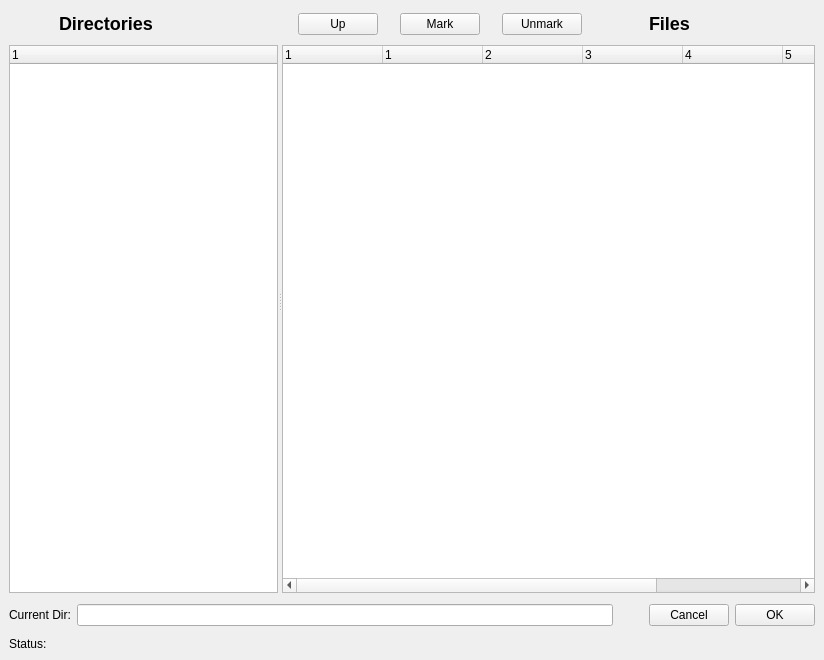
The window that bacula/src/qt-console/restore/restore.ui (rkorzeniewski/bacula) describes before a commit, drawn with Qt 5.
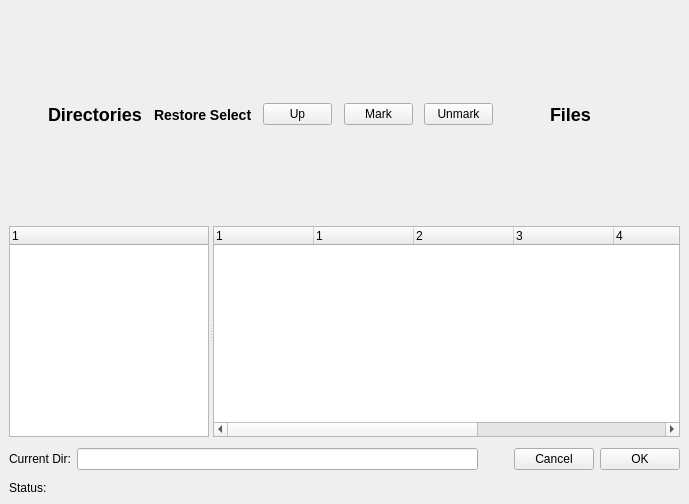
The same window after the commit. Icons and pictures are not drawn.

Commit message: Moved dialogs to be pages on the stack.  label, run and runcmd. All still have buttons and show up in the page selector as a direct descendent of the director widget.

Patch:
```diff
--- a/bacula/src/qt-console/restore/restore.ui
+++ b/bacula/src/qt-console/restore/restore.ui
@@ -5,8 +5,8 @@
    <rect>
     <x>0</x>
     <y>0</y>
-    <width>824</width>
-    <height>660</height>
+    <width>689</width>
+    <height>504</height>
    </rect>
   </property>
   <property name="windowTitle" >
@@ -20,6 +20,388 @@
     <number>6</number>
    </property>
    <item row="1" column="0" >
+    <widget class="QSplitter" name="splitter" >
+     <property name="orientation" >
+      <enum>Qt::Horizontal</enum>
+     </property>
+     <widget class="QTreeWidget" name="directoryWidget" >
+      <property name="sizePolicy" >
+       <sizepolicy>
+        <hsizetype>5</hsizetype>
+        <vsizetype>7</vsizetype>
+        <horstretch>1</horstretch>
+        <verstretch>1</verstretch>
+       </sizepolicy>
+      </property>
+      <property name="minimumSize" >
+       <size>
+        <width>200</width>
+        <height>0</height>
+       </size>
+      </property>
+      <property name="maximumSize" >
+       <size>
+        <width>16777215</width>
+        <height>16777215</height>
+       </size>
+      </property>
+      <property name="sizeIncrement" >
+       <size>
+        <width>1</width>
+        <height>0</height>
+       </size>
+      </property>
+      <property name="baseSize" >
+       <size>
+        <width>50</width>
+        <height>0</height>
+       </size>
+      </property>
+      <property name="alternatingRowColors" >
+       <bool>true</bool>
+      </property>
+      <property name="columnCount" >
+       <number>1</number>
+      </property>
+      <column>
+       <property name="text" >
+        <string>1</string>
+       </property>
+      </column>
+     </widget>
+     <widget class="QTreeWidget" name="fileWidget" >
+      <property name="sizePolicy" >
+       <sizepolicy>
+        <hsizetype>7</hsizetype>
+        <vsizetype>5</vsizetype>
+        <horstretch>144</horstretch>
+        <verstretch>1</verstretch>
+       </sizepolicy>
+      </property>
+      <property name="minimumSize" >
+       <size>
+        <width>400</width>
+        <height>0</height>
+       </size>
+      </property>
+      <property name="sizeIncrement" >
+       <size>
+        <width>0</width>
+        <height>0</height>
+       </size>
+      </property>
+      <property name="alternatingRowColors" >
+       <bool>true</bool>
+      </property>
+      <property name="selectionMode" >
+       <enum>QAbstractItemView::ExtendedSelection</enum>
+      </property>
+      <property name="horizontalScrollMode" >
+       <enum>QAbstractItemView::ScrollPerItem</enum>
+      </property>
+      <property name="uniformRowHeights" >
+       <bool>true</bool>
+      </property>
+      <property name="columnCount" >
+       <number>7</number>
+      </property>
+      <column>
+       <property name="text" >
+        <string>1</string>
+       </property>
+      </column>
+      <column>
+       <property name="text" >
+        <string>1</string>
+       </property>
+      </column>
+      <column>
+       <property name="text" >
+        <string>2</string>
+       </property>
+      </column>
+      <column>
+       <property name="text" >
+        <string>3</string>
+       </property>
+      </column>
+      <column>
+       <property name="text" >
+        <string>4</string>
+       </property>
+      </column>
+      <column>
+       <property name="text" >
+        <string>5</string>
+       </property>
+      </column>
+      <column>
+       <property name="text" >
+        <string>6</string>
+       </property>
+      </column>
+     </widget>
+    </widget>
+   </item>
+   <item row="0" column="0" >
+    <layout class="QHBoxLayout" >
+     <property name="margin" >
+      <number>0</number>
+     </property>
+     <property name="spacing" >
+      <number>6</number>
+     </property>
+     <item>
+      <spacer>
+       <property name="orientation" >
+        <enum>Qt::Horizontal</enum>
+       </property>
+       <property name="sizeType" >
+        <enum>QSizePolicy::Preferred</enum>
+       </property>
+       <property name="sizeHint" >
+        <size>
+         <width>50</width>
+         <height>30</height>
+        </size>
+       </property>
+      </spacer>
+     </item>
+     <item>
+      <widget class="QLabel" name="label_3" >
+       <property name="text" >
+        <string>&lt;h2>Directories&lt;/h2></string>
+       </property>
+      </widget>
+     </item>
+     <item>
+      <spacer>
+       <property name="orientation" >
+        <enum>Qt::Horizontal</enum>
+       </property>
+       <property name="sizeType" >
+        <enum>QSizePolicy::Expanding</enum>
+       </property>
+       <property name="sizeHint" >
+        <size>
+         <width>16</width>
+         <height>30</height>
+        </size>
+       </property>
+      </spacer>
+     </item>
+     <item>
+      <widget class="QLabel" name="label_5" >
+       <property name="maximumSize" >
+        <size>
+         <width>16777215</width>
+         <height>15</height>
+        </size>
+       </property>
+       <property name="text" >
+        <string>&lt;h3>Restore Select&lt;/h3></string>
+       </property>
+      </widget>
+     </item>
+     <item>
+      <spacer>
+       <property name="orientation" >
+        <enum>Qt::Horizontal</enum>
+       </property>
+       <property name="sizeType" >
+        <enum>QSizePolicy::Expanding</enum>
+       </property>
+       <property name="sizeHint" >
+        <size>
+         <width>16</width>
+         <height>20</height>
+        </size>
+       </property>
+      </spacer>
+     </item>
+     <item>
+      <widget class="QPushButton" name="upButton" >
+       <property name="sizePolicy" >
+        <sizepolicy>
+         <hsizetype>5</hsizetype>
+         <vsizetype>0</vsizetype>
+         <horstretch>0</horstretch>
+         <verstretch>0</verstretch>
+        </sizepolicy>
+       </property>
+       <property name="minimumSize" >
+        <size>
+         <width>35</width>
+         <height>0</height>
+        </size>
+       </property>
+       <property name="text" >
+        <string>Up</string>
+       </property>
+       <property name="icon" >
+        <iconset>:images/up.png</iconset>
+       </property>
+      </widget>
+     </item>
+     <item>
+      <spacer>
+       <property name="orientation" >
+        <enum>Qt::Horizontal</enum>
+       </property>
+       <property name="sizeType" >
+        <enum>QSizePolicy::Expanding</enum>
+       </property>
+       <property name="sizeHint" >
+        <size>
+         <width>16</width>
+         <height>20</height>
+        </size>
+       </property>
+      </spacer>
+     </item>
+     <item>
+      <widget class="QPushButton" name="markButton" >
+       <property name="sizePolicy" >
+        <sizepolicy>
+         <hsizetype>5</hsizetype>
+         <vsizetype>0</vsizetype>
+         <horstretch>0</horstretch>
+         <verstretch>0</verstretch>
+        </sizepolicy>
+       </property>
+       <property name="minimumSize" >
+        <size>
+         <width>35</width>
+         <height>0</height>
+        </size>
+       </property>
+       <property name="text" >
+        <string>Mark</string>
+       </property>
+       <property name="icon" >
+        <iconset>:images/mark.png</iconset>
+       </property>
+      </widget>
+     </item>
+     <item>
+      <spacer>
+       <property name="orientation" >
+        <enum>Qt::Horizontal</enum>
+       </property>
+       <property name="sizeType" >
+        <enum>QSizePolicy::Expanding</enum>
+       </property>
+       <property name="sizeHint" >
+        <size>
+         <width>16</width>
+         <height>20</height>
+        </size>
+       </property>
+      </spacer>
+     </item>
+     <item>
+      <widget class="QPushButton" name="unmarkButton" >
+       <property name="sizePolicy" >
+        <sizepolicy>
+         <hsizetype>5</hsizetype>
+         <vsizetype>0</vsizetype>
+         <horstretch>0</horstretch>
+         <verstretch>0</verstretch>
+        </sizepolicy>
+       </property>
+       <property name="minimumSize" >
+        <size>
+         <width>50</width>
+         <height>0</height>
+        </size>
+       </property>
+       <property name="text" >
+        <string>Unmark</string>
+       </property>
+       <property name="icon" >
+        <iconset>:images/unmark.png</iconset>
+       </property>
+      </widget>
+     </item>
+     <item>
+      <spacer>
+       <property name="orientation" >
+        <enum>Qt::Horizontal</enum>
+       </property>
+       <property name="sizeType" >
+        <enum>QSizePolicy::Expanding</enum>
+       </property>
+       <property name="sizeHint" >
+        <size>
+         <width>61</width>
+         <height>20</height>
+        </size>
+       </property>
+      </spacer>
+     </item>
+     <item>
+      <widget class="QLabel" name="label_2" >
+       <property name="text" >
+        <string>&lt;h2>Files&lt;/h2></string>
+       </property>
+      </widget>
+     </item>
+     <item>
+      <spacer>
+       <property name="orientation" >
+        <enum>Qt::Horizontal</enum>
+       </property>
+       <property name="sizeHint" >
+        <size>
+         <width>100</width>
+         <height>30</height>
+        </size>
+       </property>
+      </spacer>
+     </item>
+    </layout>
+   </item>
+   <item row="3" column="0" >
+    <layout class="QHBoxLayout" >
+     <property name="margin" >
+      <number>0</number>
+     </property>
+     <property name="spacing" >
+      <number>6</number>
+     </property>
+     <item>
+      <widget class="QLabel" name="label_4" >
+       <property name="sizePolicy" >
+        <sizepolicy>
+         <hsizetype>0</hsizetype>
+         <vsizetype>0</vsizetype>
+         <horstretch>0</horstretch>
+         <verstretch>0</verstretch>
+        </sizepolicy>
+       </property>
+       <property name="text" >
+        <string>Status:</string>
+       </property>
+      </widget>
+     </item>
+     <item>
+      <widget class="QLabel" name="statusLine" >
+       <property name="sizePolicy" >
+        <sizepolicy>
+         <hsizetype>5</hsizetype>
+         <vsizetype>0</vsizetype>
+         <horstretch>0</horstretch>
+         <verstretch>0</verstretch>
+        </sizepolicy>
+       </property>
+       <property name="text" >
+        <string/>
+       </property>
+      </widget>
+     </item>
+    </layout>
+   </item>
+   <item row="2" column="0" >
     <layout class="QHBoxLayout" >
      <property name="margin" >
       <number>0</number>
@@ -87,391 +469,6 @@
      </item>
     </layout>
    </item>
-   <item row="2" column="0" >
-    <layout class="QHBoxLayout" >
-     <property name="margin" >
-      <number>0</number>
-     </property>
-     <property name="spacing" >
-      <number>6</number>
-     </property>
-     <item>
-      <widget class="QLabel" name="label_4" >
-       <property name="sizePolicy" >
-        <sizepolicy>
-         <hsizetype>0</hsizetype>
-         <vsizetype>0</vsizetype>
-         <horstretch>0</horstretch>
-         <verstretch>0</verstretch>
-        </sizepolicy>
-       </property>
-       <property name="text" >
-        <string>Status:</string>
-       </property>
-      </widget>
-     </item>
-     <item>
-      <widget class="QLabel" name="statusLine" >
-       <property name="sizePolicy" >
-        <sizepolicy>
-         <hsizetype>5</hsizetype>
-         <vsizetype>0</vsizetype>
-         <horstretch>0</horstretch>
-         <verstretch>0</verstretch>
-        </sizepolicy>
-       </property>
-       <property name="text" >
-        <string/>
-       </property>
-      </widget>
-     </item>
-    </layout>
-   </item>
-   <item row="0" column="0" >
-    <widget class="QSplitter" name="splitter" >
-     <property name="orientation" >
-      <enum>Qt::Horizontal</enum>
-     </property>
-     <widget class="QWidget" name="layoutWidget_2" >
-      <layout class="QVBoxLayout" >
-       <property name="margin" >
-        <number>0</number>
-       </property>
-       <property name="spacing" >
-        <number>6</number>
-       </property>
-       <item>
-        <layout class="QHBoxLayout" >
-         <property name="margin" >
-          <number>0</number>
-         </property>
-         <property name="spacing" >
-          <number>6</number>
-         </property>
-         <item>
-          <spacer>
-           <property name="orientation" >
-            <enum>Qt::Horizontal</enum>
-           </property>
-           <property name="sizeType" >
-            <enum>QSizePolicy::Preferred</enum>
-           </property>
-           <property name="sizeHint" >
-            <size>
-             <width>50</width>
-             <height>30</height>
-            </size>
-           </property>
-          </spacer>
-         </item>
-         <item>
-          <widget class="QLabel" name="label_3" >
-           <property name="text" >
-            <string>&lt;h2>Directories&lt;/h2></string>
-           </property>
-          </widget>
-         </item>
-         <item>
-          <spacer>
-           <property name="orientation" >
-            <enum>Qt::Horizontal</enum>
-           </property>
-           <property name="sizeType" >
-            <enum>QSizePolicy::Preferred</enum>
-           </property>
-           <property name="sizeHint" >
-            <size>
-             <width>50</width>
-             <height>30</height>
-            </size>
-           </property>
-          </spacer>
-         </item>
-        </layout>
-       </item>
-       <item>
-        <widget class="QTreeWidget" name="directoryWidget" >
-         <property name="sizePolicy" >
-          <sizepolicy>
-           <hsizetype>5</hsizetype>
-           <vsizetype>7</vsizetype>
-           <horstretch>1</horstretch>
-           <verstretch>1</verstretch>
-          </sizepolicy>
-         </property>
-         <property name="minimumSize" >
-          <size>
-           <width>60</width>
-           <height>0</height>
-          </size>
-         </property>
-         <property name="maximumSize" >
-          <size>
-           <width>16777215</width>
-           <height>16777215</height>
-          </size>
-         </property>
-         <property name="sizeIncrement" >
-          <size>
-           <width>1</width>
-           <height>0</height>
-          </size>
-         </property>
-         <property name="baseSize" >
-          <size>
-           <width>50</width>
-           <height>0</height>
-          </size>
-         </property>
-         <property name="alternatingRowColors" >
-          <bool>true</bool>
-         </property>
-         <property name="columnCount" >
-          <number>1</number>
-         </property>
-         <column>
-          <property name="text" >
-           <string>1</string>
-          </property>
-         </column>
-        </widget>
-       </item>
-      </layout>
-     </widget>
-     <widget class="QWidget" name="layoutWidget_3" >
-      <layout class="QVBoxLayout" >
-       <property name="margin" >
-        <number>0</number>
-       </property>
-       <property name="spacing" >
-        <number>6</number>
-       </property>
-       <item>
-        <layout class="QHBoxLayout" >
-         <property name="margin" >
-          <number>0</number>
-         </property>
-         <property name="spacing" >
-          <number>6</number>
-         </property>
-         <item>
-          <spacer>
-           <property name="orientation" >
-            <enum>Qt::Horizontal</enum>
-           </property>
-           <property name="sizeType" >
-            <enum>QSizePolicy::Fixed</enum>
-           </property>
-           <property name="sizeHint" >
-            <size>
-             <width>16</width>
-             <height>20</height>
-            </size>
-           </property>
-          </spacer>
-         </item>
-         <item>
-          <widget class="QPushButton" name="upButton" >
-           <property name="sizePolicy" >
-            <sizepolicy>
-             <hsizetype>5</hsizetype>
-             <vsizetype>0</vsizetype>
-             <horstretch>0</horstretch>
-             <verstretch>0</verstretch>
-            </sizepolicy>
-           </property>
-           <property name="text" >
-            <string>Up</string>
-           </property>
-           <property name="icon" >
-            <iconset>:images/up.png</iconset>
-           </property>
-          </widget>
-         </item>
-         <item>
-          <spacer>
-           <property name="orientation" >
-            <enum>Qt::Horizontal</enum>
-           </property>
-           <property name="sizeType" >
-            <enum>QSizePolicy::Fixed</enum>
-           </property>
-           <property name="sizeHint" >
-            <size>
-             <width>16</width>
-             <height>20</height>
-            </size>
-           </property>
-          </spacer>
-         </item>
-         <item>
-          <widget class="QPushButton" name="markButton" >
-           <property name="sizePolicy" >
-            <sizepolicy>
-             <hsizetype>5</hsizetype>
-             <vsizetype>0</vsizetype>
-             <horstretch>0</horstretch>
-             <verstretch>0</verstretch>
-            </sizepolicy>
-           </property>
-           <property name="text" >
-            <string>Mark</string>
-           </property>
-           <property name="icon" >
-            <iconset>:images/mark.png</iconset>
-           </property>
-          </widget>
-         </item>
-         <item>
-          <spacer>
-           <property name="orientation" >
-            <enum>Qt::Horizontal</enum>
-           </property>
-           <property name="sizeType" >
-            <enum>QSizePolicy::Fixed</enum>
-           </property>
-           <property name="sizeHint" >
-            <size>
-             <width>16</width>
-             <height>20</height>
-            </size>
-           </property>
-          </spacer>
-         </item>
-         <item>
-          <widget class="QPushButton" name="unmarkButton" >
-           <property name="sizePolicy" >
-            <sizepolicy>
-             <hsizetype>5</hsizetype>
-             <vsizetype>0</vsizetype>
-             <horstretch>0</horstretch>
-             <verstretch>0</verstretch>
-            </sizepolicy>
-           </property>
-           <property name="text" >
-            <string>Unmark</string>
-           </property>
-           <property name="icon" >
-            <iconset>:images/unmark.png</iconset>
-           </property>
-          </widget>
-         </item>
-         <item>
-          <spacer>
-           <property name="orientation" >
-            <enum>Qt::Horizontal</enum>
-           </property>
-           <property name="sizeType" >
-            <enum>QSizePolicy::Fixed</enum>
-           </property>
-           <property name="sizeHint" >
-            <size>
-             <width>61</width>
-             <height>20</height>
-            </size>
-           </property>
-          </spacer>
-         </item>
-         <item>
-          <widget class="QLabel" name="label_2" >
-           <property name="text" >
-            <string>&lt;h2>Files&lt;/h2></string>
-           </property>
-          </widget>
-         </item>
-         <item>
-          <spacer>
-           <property name="orientation" >
-            <enum>Qt::Horizontal</enum>
-           </property>
-           <property name="sizeHint" >
-            <size>
-             <width>100</width>
-             <height>30</height>
-            </size>
-           </property>
-          </spacer>
-         </item>
-        </layout>
-       </item>
-       <item>
-        <widget class="QTreeWidget" name="fileWidget" >
-         <property name="sizePolicy" >
-          <sizepolicy>
-           <hsizetype>7</hsizetype>
-           <vsizetype>5</vsizetype>
-           <horstretch>144</horstretch>
-           <verstretch>1</verstretch>
-          </sizepolicy>
-         </property>
-         <property name="minimumSize" >
-          <size>
-           <width>400</width>
-           <height>0</height>
-          </size>
-         </property>
-         <property name="sizeIncrement" >
-          <size>
-           <width>0</width>
-           <height>0</height>
-          </size>
-         </property>
-         <property name="alternatingRowColors" >
-          <bool>true</bool>
-         </property>
-         <property name="selectionMode" >
-          <enum>QAbstractItemView::ExtendedSelection</enum>
-         </property>
-         <property name="horizontalScrollMode" >
-          <enum>QAbstractItemView::ScrollPerItem</enum>
-         </property>
-         <property name="uniformRowHeights" >
-          <bool>true</bool>
-         </property>
-         <property name="columnCount" >
-          <number>7</number>
-         </property>
-         <column>
-          <property name="text" >
-           <string>1</string>
-          </property>
-         </column>
-         <column>
-          <property name="text" >
-           <string>1</string>
-          </property>
-         </column>
-         <column>
-          <property name="text" >
-           <string>2</string>
-          </property>
-         </column>
-         <column>
-          <property name="text" >
-           <string>3</string>
-          </property>
-         </column>
-         <column>
-          <property name="text" >
-           <string>4</string>
-          </property>
-         </column>
-         <column>
-          <property name="text" >
-           <string>5</string>
-          </property>
-         </column>
-         <column>
-          <property name="text" >
-           <string>6</string>
-          </property>
-         </column>
-        </widget>
-       </item>
-      </layout>
-     </widget>
-    </widget>
-   </item>
   </layout>
  </widget>
  <resources/>
```
The commit also changes 18 other files.
